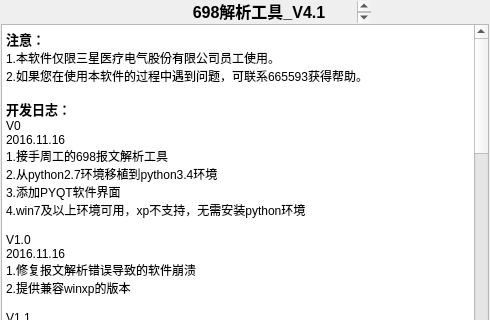
Above: UI/about_window.ui from KayFelicities/698trans before the change; both pictures show x 0 to 490 and y 0 to 320 of the 490 by 490 pixel window. Below: the same form after it.
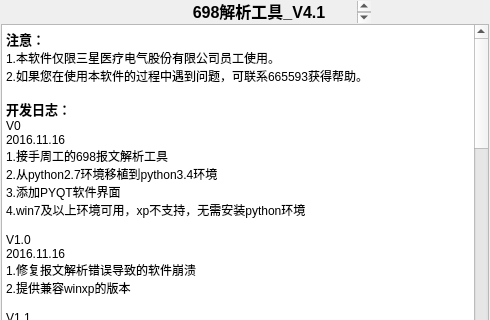
That is the form after the change. Icons and pictures are not drawn.

Commit message: about_window update

Patch:
```diff
--- a/UI/about_window.ui
+++ b/UI/about_window.ui
@@ -307,7 +307,11 @@
 &lt;p style=&quot;-qt-paragraph-type:empty; margin-top:0px; margin-bottom:0px; margin-left:0px; margin-right:0px; -qt-block-indent:0; text-indent:0px;&quot;&gt;&lt;br /&gt;&lt;/p&gt;
 &lt;p style=&quot; margin-top:0px; margin-bottom:0px; margin-left:0px; margin-right:0px; -qt-block-indent:0; text-indent:0px;&quot;&gt;V4.1&lt;/p&gt;
 &lt;p style=&quot; margin-top:0px; margin-bottom:0px; margin-left:0px; margin-right:0px; -qt-block-indent:0; text-indent:0px;&quot;&gt;2017.01.08&lt;/p&gt;
-&lt;p style=&quot; margin-top:0px; margin-bottom:0px; margin-left:0px; margin-right:0px; -qt-block-indent:0; text-indent:0px;&quot;&gt;1.添加采集监控窗口&lt;/p&gt;
+&lt;p style=&quot; margin-top:0px; margin-bottom:0px; margin-left:0px; margin-right:0px; -qt-block-indent:0; text-indent:0px;&quot;&gt;1.校时面板添加校时参数&lt;/p&gt;
+&lt;p style=&quot; margin-top:0px; margin-bottom:0px; margin-left:0px; margin-right:0px; -qt-block-indent:0; text-indent:0px;&quot;&gt;2.事件提供全选、清空快捷按钮&lt;/p&gt;
+&lt;p style=&quot; margin-top:0px; margin-bottom:0px; margin-left:0px; margin-right:0px; -qt-block-indent:0; text-indent:0px;&quot;&gt;3.添加采集监控窗口(仅预览)&lt;/p&gt;
+&lt;p style=&quot; margin-top:0px; margin-bottom:0px; margin-left:0px; margin-right:0px; -qt-block-indent:0; text-indent:0px;&quot;&gt;4.修复OI类型解析问题&lt;/p&gt;
+&lt;p style=&quot; margin-top:0px; margin-bottom:0px; margin-left:0px; margin-right:0px; -qt-block-indent:0; text-indent:0px;&quot;&gt;5.优化交互逻辑&lt;/p&gt;
 &lt;p style=&quot;-qt-paragraph-type:empty; margin-top:0px; margin-bottom:0px; margin-left:0px; margin-right:0px; -qt-block-indent:0; text-indent:0px;&quot;&gt;&lt;br /&gt;&lt;/p&gt;
 &lt;p style=&quot; margin-top:0px; margin-bottom:0px; margin-left:0px; margin-right:0px; -qt-block-indent:0; text-indent:0px;&quot;&gt;todo:&lt;/p&gt;
 &lt;p style=&quot; margin-top:0px; margin-bottom:0px; margin-left:0px; margin-right:0px; -qt-block-indent:0; text-indent:0px;&quot;&gt;1.提供通俗化解析选项，用于后台模式&lt;/p&gt;
```
The commit also changes 1 other file.
